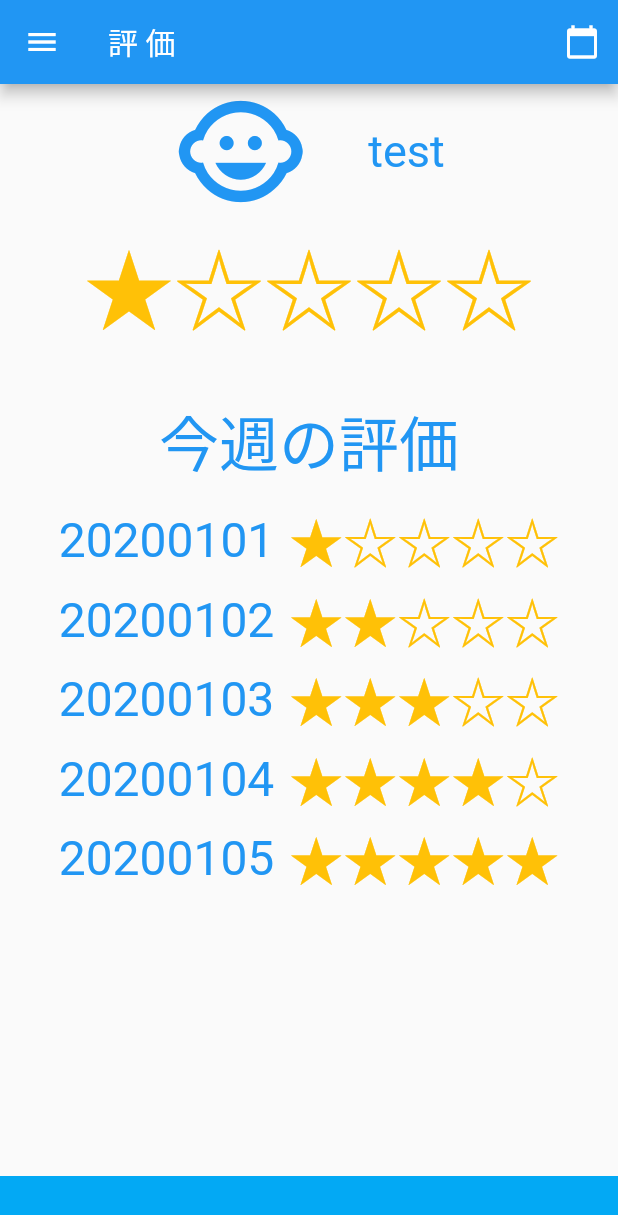
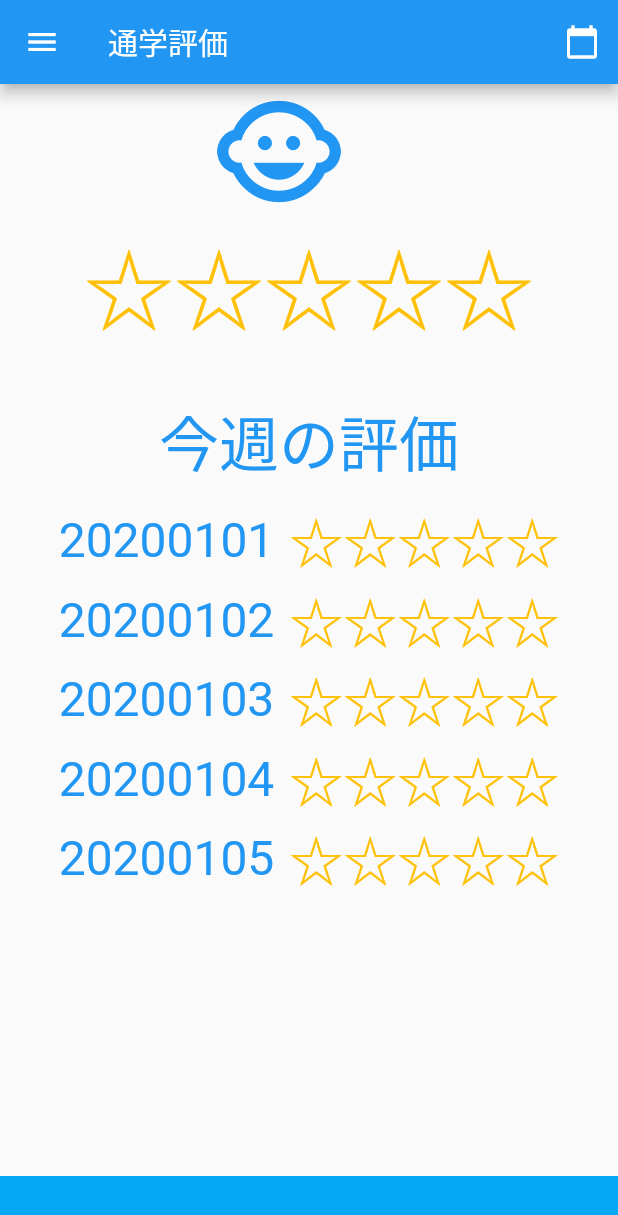
Before and after one commit to yisikawa/sample_app, a Flutter app: the Rating screen opened by its route, on a phone screen of 412 x 824 dp. Shown: the top 1215 px of the screen. Run offline on Flutter 3.47's test engine with Material 2 defaults, Android fonts, the light colour scheme and no system bars; our stand-ins replace flutter_map, geolocator, latlong; statements that could not run were skipped.

Commit message:
adjust same pages

```diff
--- a/lib/constants/globals.dart
+++ b/lib/constants/globals.dart
@@ -1,8 +1,14 @@
 String kAuthToken =
     ' Bearer eyJhbGciOiJIUzUxMiJ9.eyJzdWIiOiJ0ZXN0IiwiZXhwIjoxNTg1MTk1Njc5fQ.Jx54qy9PqSisSsZgNWhwJQcowzWEEBuJWSoHwziLW0MvwFmYC9ahvsukVEjifwqsZHUPyEgkg0kGBbcPG6tBVA';
-//String authToken = '';
-//String targetUrl = 'http://10.0.2.2:10080/';
+//String kAuthToken = '';
+//String kTargetUrl = 'http://10.0.2.2:10080/';
 String kTargetUrl = 'https://tokogeko.net/';
 int kAccountNo = 0;
 String kTargetDate = '';
 DateTime kSelectedDate = DateTime.now();
+
+const String kAccountPageTitle = 'アカウント';
+const String kRatingPageTitle = '通学評価';
+const String kRoutePageTitle = '通学経路';
+const String kMakerPageTitle = 'マーカー';
+const String kLocationPageTitle = '現在地';
--- a/lib/screens/accounts_page.dart
+++ b/lib/screens/accounts_page.dart
@@ -45,7 +45,7 @@ class _AccountsPageState extends State<AccountsPage> {
   Widget build(BuildContext context) {
     return Scaffold(
       appBar: AppBar(
-        title: Text('アカウント'),
+        title: Text(globals.kAccountPageTitle),
         actions: <Widget>[
           PopupMenuButton<String>(
             icon: Icon(Icons.account_box),
@@ -64,35 +64,46 @@ class _AccountsPageState extends State<AccountsPage> {
       ),
       drawer: buildDrawer(context, AccountsPage.id),
       body: Column(
-        mainAxisAlignment: MainAxisAlignment.spaceBetween,
         crossAxisAlignment: CrossAxisAlignment.stretch,
         children: [
           Container(
             child: Icon(Icons.child_care, size: 240, color: Colors.amber),
           ),
+          SizedBox(
+            height: 20,
+          ),
           Container(
               padding: EdgeInsets.only(left: 16.0, right: 16.0),
               child: Text('アカウント：$accountName',
                   style: TextStyle(fontSize: 30, color: Colors.blue))),
+          SizedBox(
+            height: 20,
+          ),
           Container(
               padding: EdgeInsets.only(left: 16.0, right: 16.0),
               child: Text('ビーコン　：$beaconName',
                   style: TextStyle(fontSize: 30, color: Colors.blue))),
+          SizedBox(
+            height: 20,
+          ),
           Container(
               padding: EdgeInsets.only(left: 16.0, right: 16.0),
               child: Text('センサー　：$sensorName',
                   style: TextStyle(fontSize: 30, color: Colors.blue))),
+          SizedBox(
+            height: 20,
+          ),
           Container(
               padding: EdgeInsets.only(left: 16.0, right: 16.0),
               child: Text('ノート　　：$noteName',
                   style: TextStyle(fontSize: 30, color: Colors.blue))),
-          Container(
-            height: 40.0,
-            alignment: Alignment.center,
+        ],
+      ),
+      bottomNavigationBar: Container(
+        height: 40.0,
+        alignment: Alignment.center,
 //            padding: EdgeInsets.only(bottom: 30.0),
-            color: Colors.lightBlue,
-          ),
-        ],
+        color: Colors.lightBlue,
       ),
     );
   }
--- a/lib/screens/rating_page.dart
+++ b/lib/screens/rating_page.dart
@@ -17,14 +17,14 @@ class Rating extends StatefulWidget {
 
 class _RatingState extends State<Rating> {
 //  String accountName = accountList[globals.kAccountNo].note;
-  String accountName = 'test';
+  String accountName = '';
   List<int> ratingNum = [
-    5,
-    1,
-    2,
-    3,
-    4,
-    5,
+    0,
+    0,
+    0,
+    0,
+    0,
+    0,
   ];
   List<String> ratingDate = [
     '20200101',
@@ -35,6 +35,7 @@ class _RatingState extends State<Rating> {
     '20200105',
   ];
   List<String> countStar = [
+    '☆☆☆☆☆',
     '★☆☆☆☆',
     '★★☆☆☆',
     '★★★☆☆',
@@ -100,7 +101,7 @@ class _RatingState extends State<Rating> {
   Widget build(BuildContext context) {
     return Scaffold(
       appBar: AppBar(
-        title: Text('評 価'),
+        title: Text(globals.kRatingPageTitle),
         actions: <Widget>[
           IconButton(
               icon: Icon(Icons.calendar_today),
@@ -131,7 +132,7 @@ class _RatingState extends State<Rating> {
           Row(
             mainAxisAlignment: MainAxisAlignment.center,
             children: <Widget>[
-              Text(countStar[ratingNum[0] ~/ 5 - 1],
+              Text(countStar[ratingNum[0] ~/ 5],
                   style: TextStyle(fontSize: 60, color: Colors.amber)),
             ],
           ),
@@ -147,16 +148,11 @@ class _RatingState extends State<Rating> {
           SizedBox(
             height: 10,
           ),
-          RatingDay(
-              dayDate: ratingDate[1], dayStar: countStar[ratingNum[1] - 1]),
-          RatingDay(
-              dayDate: ratingDate[2], dayStar: countStar[ratingNum[2] - 1]),
-          RatingDay(
-              dayDate: ratingDate[3], dayStar: countStar[ratingNum[3] - 1]),
-          RatingDay(
-              dayDate: ratingDate[4], dayStar: countStar[ratingNum[4] - 1]),
-          RatingDay(
-              dayDate: ratingDate[5], dayStar: countStar[ratingNum[5] - 1]),
+          RatingDay(dayDate: ratingDate[1], dayStar: countStar[ratingNum[1]]),
+          RatingDay(dayDate: ratingDate[2], dayStar: countStar[ratingNum[2]]),
+          RatingDay(dayDate: ratingDate[3], dayStar: countStar[ratingNum[3]]),
+          RatingDay(dayDate: ratingDate[4], dayStar: countStar[ratingNum[4]]),
+          RatingDay(dayDate: ratingDate[5], dayStar: countStar[ratingNum[5]]),
         ],
       ),
       bottomNavigationBar: Container(
--- a/lib/screens/route_page.dart
+++ b/lib/screens/route_page.dart
@@ -1,6 +1,7 @@
 import 'package:flutter/material.dart';
 import 'package:flutter_map/flutter_map.dart';
 import 'package:latlong/latlong.dart';
+import 'package:sample_app/constants/globals.dart';
 
 import '../widgets/drawer.dart';
 
@@ -14,7 +15,7 @@ class _RoutePageState extends State<RoutePage> {
   @override
   Widget build(BuildContext context) {
     return Scaffold(
-      appBar: AppBar(title: Text('通学経路')),
+      appBar: AppBar(title: Text(kRoutePageTitle)),
       drawer: buildDrawer(context, RoutePage.id),
       body: Column(
         children: [
--- a/lib/widgets/drawer.dart
+++ b/lib/widgets/drawer.dart
@@ -1,5 +1,5 @@
 import 'package:flutter/material.dart';
-
+import '../constants/globals.dart' as globals;
 import '../screens/home.dart';
 import '../screens/accounts_page.dart';
 import '../screens/group.dart';
@@ -27,7 +27,7 @@ Drawer buildDrawer(BuildContext context, String currentRoute) {
         ),
         ListTile(
           leading: Icon(Icons.account_box),
-          title: Text('アカウント'),
+          title: Text(globals.kAccountPageTitle),
           selected: currentRoute == AccountsPage.id,
           onTap: () {
             Navigator.pushReplacementNamed(context, AccountsPage.id);
@@ -35,7 +35,7 @@ Drawer buildDrawer(BuildContext context, String currentRoute) {
         ),
         ListTile(
           leading: Icon(Icons.grade),
-          title: Text('評 価'),
+          title: Text(globals.kRatingPageTitle),
           selected: currentRoute == Rating.id,
           onTap: () {
             Navigator.pushReplacementNamed(context, Rating.id);
@@ -43,7 +43,7 @@ Drawer buildDrawer(BuildContext context, String currentRoute) {
         ),
         ListTile(
           leading: Icon(Icons.directions_walk),
-          title: Text('通学経路'),
+          title: Text(globals.kRoutePageTitle),
           selected: currentRoute == RoutePage.id,
           onTap: () {
             Navigator.pushReplacementNamed(context, RoutePage.id);
@@ -51,7 +51,7 @@ Drawer buildDrawer(BuildContext context, String currentRoute) {
         ),
         ListTile(
           leading: Icon(Icons.location_on),
-          title: Text('マーカー'),
+          title: Text(globals.kMakerPageTitle),
           selected: currentRoute == Marker.id,
           onTap: () {
             Navigator.pushReplacementNamed(context, Marker.id);
@@ -59,7 +59,7 @@ Drawer buildDrawer(BuildContext context, String currentRoute) {
         ),
         ListTile(
           leading: Icon(Icons.location_searching),
-          title: Text('現在地'),
+          title: Text(globals.kLocationPageTitle),
           selected: currentRoute == Location.id,
           onTap: () {
             Navigator.pushReplacementNamed(context, Location.id);
```
